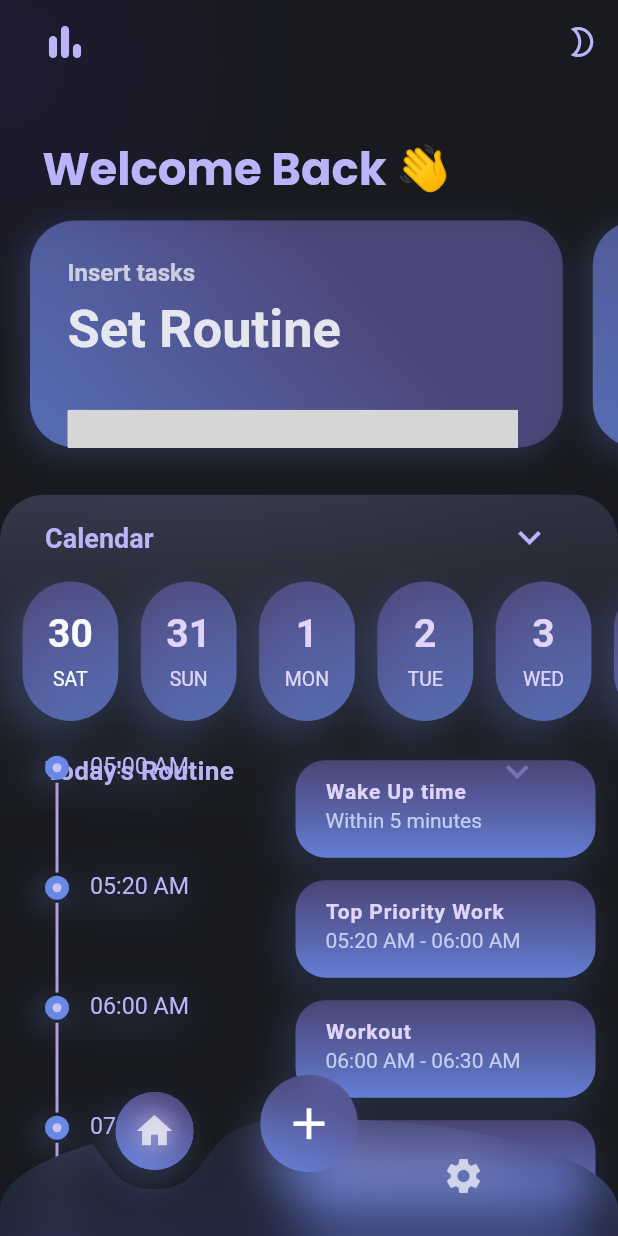
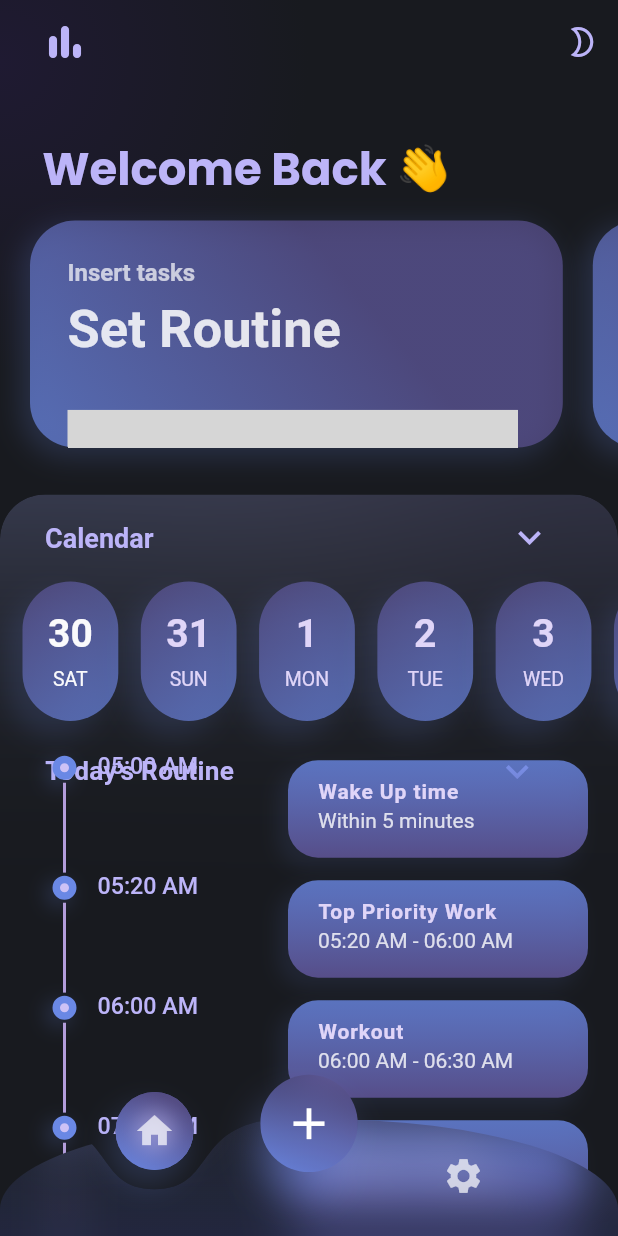
Before and after one commit to nareshjhawar/Pd_v0.2, a Flutter app: the screen it shows after launch, after a tap on the "keyboard arrow down" icon, on a phone screen of 412 x 824 dp. Run offline on Flutter 3.47's test engine with Material 2 defaults, Android fonts, the light colour scheme and no system bars; drawn by our look-alikes of fl_chart, timeline_tile; our stand-ins replace animate_do, font_awesome_flutter, get, google_fonts, page_transition, simple_animations and 1 more; grey boxes are pictures that could not be loaded.

Commit message:
more screens & revert

```diff
--- a/lib/date_widget.dart
+++ b/lib/date_widget.dart
@@ -48,10 +48,10 @@ class DateWidget extends StatelessWidget {
           ),
           boxShadow: [
             BoxShadow(
-              color: Theme.of(context).shadowColor.withAlpha(60),
+              color: Theme.of(context).shadowColor.withAlpha(40),
               offset: const Offset(-10,10),
               // spreadRadius: 0.5,
-              blurRadius: 20,
+              blurRadius: 15,
             ),
           ],
         ),
--- a/lib/pages/detail/widgets/task_timeline.dart
+++ b/lib/pages/detail/widgets/task_timeline.dart
@@ -13,7 +13,7 @@ class TaskTimeline extends StatelessWidget {
   Widget build(BuildContext context) {
     return Container(
       height: 80,
-      padding: const EdgeInsets.symmetric(horizontal: 15),
+      padding: const EdgeInsets.symmetric(horizontal: 20),
       child: Row(
         children: [
           _buildTimeline(context,detail['tlColor']),
@@ -30,16 +30,16 @@ class TaskTimeline extends StatelessWidget {
                     children: [
                       Container(
                         margin: const EdgeInsets.only(top:0,),
-                        decoration:BoxDecoration(
-                          boxShadow: [
-                            BoxShadow(
-                              color: Theme.of(context).shadowColor.withOpacity(0.15),
-                              offset: const Offset(-4, 5),
-                              spreadRadius: 0.4,
-                              blurRadius: 20,
-                            ),
-                          ],
-                        ) ,
+                        // decoration:BoxDecoration(
+                        //   boxShadow: [
+                        //     BoxShadow(
+                        //       color: Theme.of(context).shadowColor.withOpacity(0.1),
+                        //       offset: const Offset(-4, 5),
+                        //       spreadRadius: 0.4,
+                        //       blurRadius: 15,
+                        //     ),
+                        //   ],
+                        // ) ,
                           child: FadeAnimation(
                             delay: 1.5,
                             child: Text(
@@ -47,6 +47,7 @@ class TaskTimeline extends StatelessWidget {
                             style: TextStyle(
                               fontSize: 15.5,
                               color: Theme.of(context).primaryColor,
+                              fontWeight: FontWeight.w500,
                             ),
                             ),
                           ),
@@ -79,18 +80,18 @@ class TaskTimeline extends StatelessWidget {
       decoration: BoxDecoration(
         gradient: LinearGradient(
           colors: [
-            Theme.of(context).cardColor.withOpacity(0.7),
-            Theme.of(context).canvasColor.withOpacity(0.9),
+            Theme.of(context).canvasColor.withOpacity(0.8),
+            Theme.of(context).cardColor.withOpacity(0.9),
           ],
           begin: Alignment.topCenter,
           end: Alignment.bottomCenter,
         ),
         boxShadow: [
           BoxShadow(
-            color: Theme.of(context).shadowColor.withOpacity(0.15),
+            color: Theme.of(context).shadowColor.withOpacity(0.1),
             offset: const Offset(-6, 6),
-            spreadRadius: 4,
-            blurRadius: 16,
+            spreadRadius: 1,
+            blurRadius: 10,
           ),
         ],
           // color: Mytheme.primary_color.withOpacity(0.09),
@@ -113,7 +114,11 @@ class TaskTimeline extends StatelessWidget {
             const SizedBox(height: 3.5),
             Text(
               slot,
-              style: TextStyle(color: Mytheme.tl_card_tx2 ),
+              style: TextStyle(
+                  // color: Theme.of(context).primaryColor.withOpacity(0.7)
+                color: Colors.white.withOpacity(0.8),
+
+              ),
             )
           ],
         ),
@@ -141,10 +146,10 @@ class TaskTimeline extends StatelessWidget {
                     color: Theme.of(context).canvasColor),
                 boxShadow: [
                   BoxShadow(
-                    color: Theme.of(context).shadowColor.withOpacity(0.3),
+                    color: Theme.of(context).shadowColor.withOpacity(0.2),
                     offset: const Offset(-4, 4),
-                    spreadRadius: 2,
-                    blurRadius: 15,
+                    spreadRadius: 1,
+                    blurRadius: 10,
                   ),
                 ],
               ),
```
Also changed, not shown: lib/pages/homepage.dart (+5 -21 lines), lib/pages/myprofile.dart (+36 -9 lines), lib/pages/note_task.dart (+5 -16 lines), assets/Avatar.png, 2 other files.
